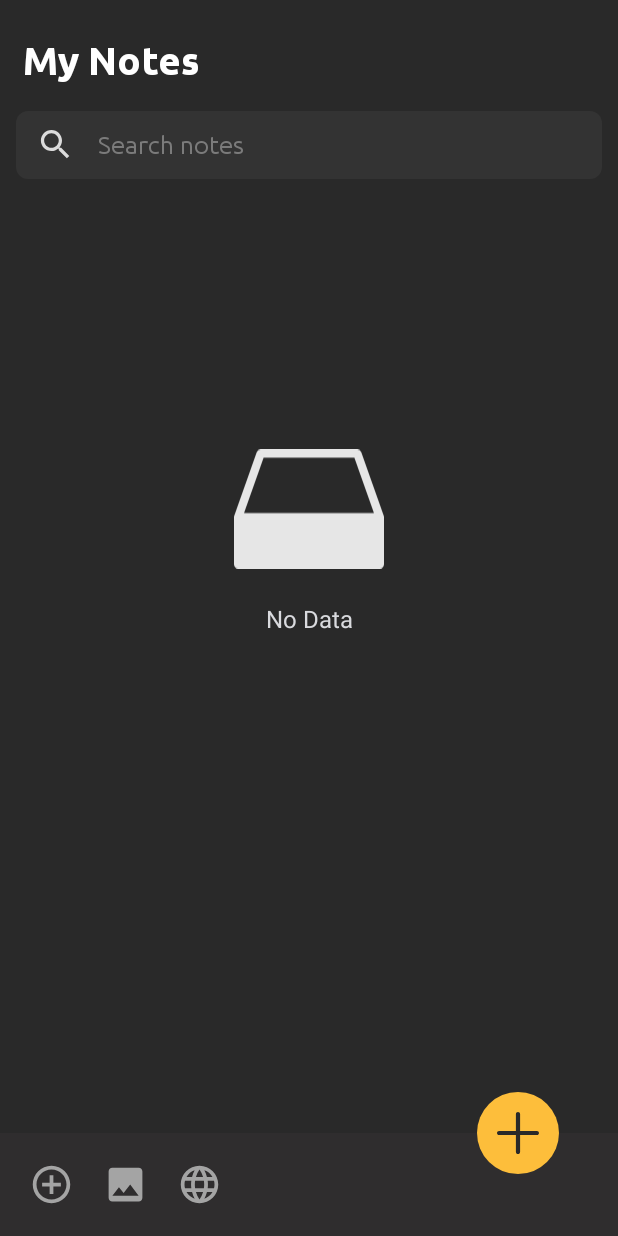
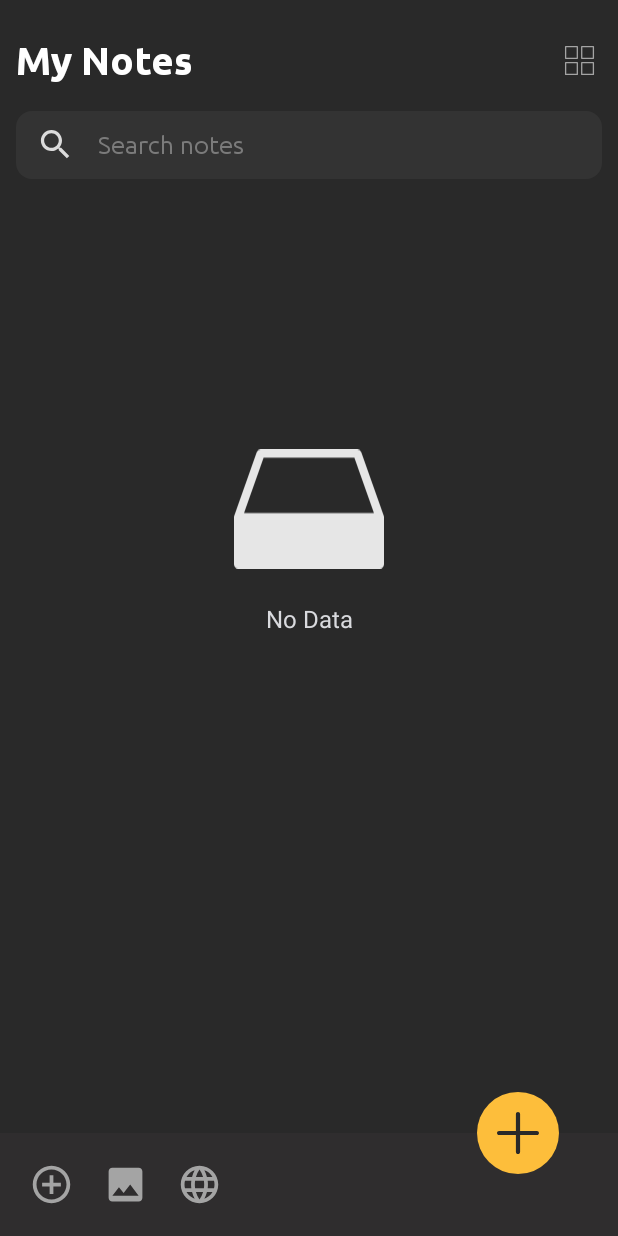
Before and after one commit to mertrkaradeniz/Notely, an Android app: the ListFragment screen opened directly, with no data from a screen before it, on a phone screen of 412 x 824 dp. Run offline under Robolectric (Android 15) with nearby library versions, the phone set to English and light mode, and no system bars; our stand-ins replace Dagger/Hilt's generated code, Firebase (no records; nobody signed in at launch, a user with empty details on screens opened directly), navigation-ui, sdp/ssp sizes; libraries missing offline, so code that uses them is left out: jp.wasabeef.recyclerview; 1 statement that could not run was skipped.

Commit message:
Layout manager functionality added

```diff
--- a/app/src/main/java/com/mertrizakaradeniz/notely/ui/list/ListFragment.kt
+++ b/app/src/main/java/com/mertrizakaradeniz/notely/ui/list/ListFragment.kt
@@ -5,6 +5,7 @@ import android.os.Bundle
 import android.text.Editable
 import android.text.TextWatcher
 import android.view.*
+import android.widget.GridLayout
 import android.widget.Toast
 import androidx.activity.OnBackPressedCallback
 import androidx.appcompat.widget.SearchView
@@ -13,14 +14,13 @@ import androidx.fragment.app.Fragment
 import androidx.fragment.app.viewModels
 import androidx.navigation.fragment.findNavController
 import androidx.recyclerview.widget.ItemTouchHelper
+import androidx.recyclerview.widget.LinearLayoutManager
 import androidx.recyclerview.widget.RecyclerView
 import androidx.recyclerview.widget.StaggeredGridLayoutManager
 import com.google.android.material.snackbar.Snackbar
 import com.mertrizakaradeniz.notely.R
 import com.mertrizakaradeniz.notely.adapter.ToDoListAdapter
 import com.mertrizakaradeniz.notely.databinding.FragmentListBinding
-import com.mertrizakaradeniz.notely.ui.SharedViewModel
-import com.mertrizakaradeniz.notely.ui.ToDoViewModel
 import com.mertrizakaradeniz.notely.util.hideKeyboard
 import dagger.hilt.android.AndroidEntryPoint
 import jp.wasabeef.recyclerview.animators.SlideInUpAnimator
@@ -32,7 +32,6 @@ class ListFragment : Fragment(R.layout.fragment_list), SearchView.OnQueryTextLis
     private val binding get() = _binding!!
 
     private val toDoViewModel: ToDoViewModel by viewModels()
-    private val sharedViewModel: SharedViewModel by viewModels()
     private val toDoListAdapter: ToDoListAdapter by lazy { ToDoListAdapter() }
 
     override fun onCreateView(
@@ -45,20 +44,17 @@ class ListFragment : Fragment(R.layout.fragment_list), SearchView.OnQueryTextLis
 
     override fun onViewCreated(view: View, savedInstanceState: Bundle?) {
         super.onViewCreated(view, savedInstanceState)
-        setHasOptionsMenu(true)
+        hideKeyboard(requireActivity())
+        setupRecyclerView()
+        setupObserver()
+        handleClickEvent()
         setupSearch()
         setupOnBackPress()
-        setupRecyclerView()
-        handleClickEvent()
-        setupObserver()
-        hideKeyboard(requireActivity())
     }
 
     private fun setupSearch() {
         binding.etSearch.addTextChangedListener(object : TextWatcher {
-            override fun beforeTextChanged(s: CharSequence?, start: Int, count: Int, after: Int) {
-
-            }
+            override fun beforeTextChanged(s: CharSequence?, start: Int, count: Int, after: Int) {}
 
             override fun onTextChanged(s: CharSequence?, start: Int, before: Int, count: Int) {
                 if (s != null) {
@@ -71,7 +67,6 @@ class ListFragment : Fragment(R.layout.fragment_list), SearchView.OnQueryTextLis
                     searchThroughDatabase(s.toString())
                 }
             }
-
         })
     }
 
@@ -87,17 +82,8 @@ class ListFragment : Fragment(R.layout.fragment_list), SearchView.OnQueryTextLis
         )
     }
 
-    override fun onCreateOptionsMenu(menu: Menu, inflater: MenuInflater) {
-        inflater.inflate(R.menu.list_fragment_menu, menu)
-
-        val search = menu.findItem(R.id.menu_search)
-        val searchView = search.actionView as? SearchView
-        searchView?.setOnQueryTextListener(this)
-    }
-
     override fun onOptionsItemSelected(item: MenuItem): Boolean {
         when (item.itemId) {
-            R.id.menu_delete_all -> confirmRemoval()
             R.id.menu_priority_high -> toDoViewModel.sortByHighPriority.observe(
                 viewLifecycleOwner, {
                     toDoListAdapter.toDoList = it
@@ -131,21 +117,24 @@ class ListFragment : Fragment(R.layout.fragment_list), SearchView.OnQueryTextLis
 
     private fun setupObserver() {
         toDoViewModel.gelAllData.observe(viewLifecycleOwner, { toDo ->
-            sharedViewModel.checkIfDatabaseEmpty(toDo)
+            toDoViewModel.checkIfDatabaseEmpty(toDo)
             toDoListAdapter.toDoList = toDo
         })
-        sharedViewModel.emptyDatabase.observe(viewLifecycleOwner, {
+
+        toDoViewModel.emptyDatabase.observe(viewLifecycleOwner, {
             when (it) {
                 true -> {
                     binding.apply {
                         imgNoData.visibility = View.VISIBLE
                         tvNoData.visibility = View.VISIBLE
+                        imgDeleteAll.visibility = View.GONE
                     }
                 }
                 false -> {
                     binding.apply {
                         imgNoData.visibility = View.INVISIBLE
                         tvNoData.visibility = View.INVISIBLE
+                        imgDeleteAll.visibility = View.VISIBLE
                     }
                 }
             }
@@ -153,9 +142,6 @@ class ListFragment : Fragment(R.layout.fragment_list), SearchView.OnQueryTextLis
     }
 
     private fun handleClickEvent() {
-        binding.imgAddNoteMain.setOnClickListener {
-            findNavController().navigate(R.id.action_ListFragment_to_addFragment)
-        }
         toDoListAdapter.setOnItemClickListener {
             val bundle = Bundle().apply {
                 putParcelable(getString(R.string.todo), it)
@@ -166,20 +152,46 @@ class ListFragment : Fragment(R.layout.fragment_list), SearchView.OnQueryTextLis
             )
         }
         binding.apply {
-            imgAddImage.setOnClickListener {
-                val bundle = Bundle().apply {
-                    putString("action", "image")
-                }
-                findNavController().navigate(R.id.action_ListFragment_to_addFragment,bundle)
+            imgAddNoteMain.setOnClickListener {
+                findNavController().navigate(R.id.action_ListFragment_to_addFragment)
             }
             imgAddNote.setOnClickListener {
                 findNavController().navigate(R.id.action_ListFragment_to_addFragment)
             }
+            imgAddImage.setOnClickListener {
+                val bundle = Bundle().apply {
+                    putString(
+                        requireActivity().getString(R.string.action),
+                        requireActivity().getString(R.string.image)
+                    )
+                }
+                findNavController().navigate(R.id.action_ListFragment_to_addFragment, bundle)
+            }
             imgWebLink.setOnClickListener {
                 val bundle = Bundle().apply {
-                    putString("action", "url")
+                    putString(
+                        requireActivity().getString(R.string.action),
+                        requireActivity().getString(R.string.url)
+                    )
                 }
-                findNavController().navigate(R.id.action_ListFragment_to_addFragment,bundle)
+                findNavController().navigate(R.id.action_ListFragment_to_addFragment, bundle)
+            }
+            imgDeleteAll.setOnClickListener {
+                confirmRemoval()
+            }
+            imgLayout.setOnClickListener {
+                when (rvNotes.layoutManager) {
+                    is LinearLayoutManager -> {
+                        imgLayout.setImageResource(R.drawable.ic_layout_grid)
+                        rvNotes.layoutManager =
+                            StaggeredGridLayoutManager(2, StaggeredGridLayoutManager.VERTICAL)
+                    }
+                    is StaggeredGridLayoutManager -> {
+                        imgLayout.setImageResource(R.drawable.ic_layout_linear)
+                        rvNotes.layoutManager = LinearLayoutManager(requireContext())
+
+                    }
+                }
             }
         }
     }
@@ -239,6 +251,7 @@ class ListFragment : Fragment(R.layout.fragment_list), SearchView.OnQueryTextLis
     }
 
     private fun confirmRemoval() {
+
         val builder = AlertDialog.Builder(requireContext())
         builder.setPositiveButton("Yes") { _, _ ->
             toDoViewModel.deleteAll()
--- /dev/null
+++ b/app/src/main/java/com/mertrizakaradeniz/notely/ui/list/ToDoViewModel.kt
@@ -0,0 +1,49 @@
+package com.mertrizakaradeniz.notely.ui.list
+
+import android.app.Application
+import androidx.lifecycle.AndroidViewModel
+import androidx.lifecycle.LiveData
+import androidx.lifecycle.MutableLiveData
+import androidx.lifecycle.viewModelScope
+import com.mertrizakaradeniz.notely.data.model.ToDo
+import com.mertrizakaradeniz.notely.data.repository.ToDoRepository
+import dagger.hilt.android.lifecycle.HiltViewModel
+import kotlinx.coroutines.Dispatchers
+import kotlinx.coroutines.launch
+import javax.inject.Inject
+
+@HiltViewModel
+class ToDoViewModel @Inject constructor(
+    private val repository: ToDoRepository,
+    application: Application
+) : AndroidViewModel(application) {
+
+    fun checkIfDatabaseEmpty(toDoData: List<ToDo>) {
+        emptyDatabase.value = toDoData.isEmpty()
+    }
+    val emptyDatabase: MutableLiveData<Boolean> = MutableLiveData(false)
+
+    val gelAllData: LiveData<List<ToDo>> = repository.getAllData
+    val sortByHighPriority: LiveData<List<ToDo>> = repository.sortByHighPriority
+    val sortByLowPriority: LiveData<List<ToDo>> = repository.sortByLowPriority
+
+    fun insertData(toDo: ToDo) = viewModelScope.launch {
+        repository.insertData(toDo)
+    }
+
+    fun updateData(toDo: ToDo) = viewModelScope.launch {
+        repository.updateData(toDo)
+    }
+
+    fun deleteItem(toDo: ToDo) = viewModelScope.launch(Dispatchers.IO) {
+        repository.deleteItem(toDo)
+    }
+
+    fun deleteAll() = viewModelScope.launch {
+        repository.deleteAll()
+    }
+
+    fun searchDatabase(searchQuery: String): LiveData<List<ToDo>> {
+        return repository.searchDatabase(searchQuery)
+    }
+}
--- a/app/src/main/res/drawable/background_search.xml
+++ b/app/src/main/res/drawable/background_search.xml
@@ -3,6 +3,6 @@
     android:shape="rectangle">
 
     <solid android:color="@color/colorSearchBackground" />
-    <corners android:radius="8dp" />
+    <corners android:radius="@dimen/_8sdp" />
 
 </shape>
--- /dev/null
+++ b/app/src/main/res/drawable/ic_layout_grid.xml
@@ -0,0 +1,20 @@
+<vector xmlns:android="http://schemas.android.com/apk/res/android"
+    xmlns:tools="http://schemas.android.com/tools"
+    android:width="600dp"
+    android:height="600dp"
+    android:viewportWidth="600"
+    android:viewportHeight="600"
+    tools:ignore="VectorRaster">
+  <path
+      android:fillColor="#FF000000"
+      android:pathData="m270.25,31.5c0,-6.906 -5.594,-12.5 -12.5,-12.5h-226.25c-6.906,0 -12.5,5.594 -12.5,12.5v226.25c0,6.906 5.594,12.5 12.5,12.5h226.25c6.906,0 12.5,-5.594 12.5,-12.5zM245.25,245.25h-201.25v-201.25h201.25zM245.25,245.25"/>
+  <path
+      android:fillColor="#FF000000"
+      android:pathData="m581.5,31.5c0,-6.906 -5.594,-12.5 -12.5,-12.5h-226.25c-6.906,0 -12.5,5.594 -12.5,12.5v226.25c0,6.906 5.594,12.5 12.5,12.5h226.25c6.906,0 12.5,-5.594 12.5,-12.5zM556.5,245.25h-201.25v-201.25h201.25zM556.5,245.25"/>
+  <path
+      android:fillColor="#FF000000"
+      android:pathData="m270.25,342.75c0,-6.906 -5.594,-12.5 -12.5,-12.5h-226.25c-6.906,0 -12.5,5.594 -12.5,12.5v226.25c0,6.906 5.594,12.5 12.5,12.5h226.25c6.906,0 12.5,-5.594 12.5,-12.5zM245.25,555.25h-201.25v-200h201.25zM245.25,555.25"/>
+  <path
+      android:fillColor="#FF000000"
+      android:pathData="m581.5,342.75c0,-6.906 -5.594,-12.5 -12.5,-12.5h-226.25c-6.906,0 -12.5,5.594 -12.5,12.5v226.25c0,6.906 5.594,12.5 12.5,12.5h226.25c6.906,0 12.5,-5.594 12.5,-12.5zM556.5,555.25h-201.25v-200h201.25zM556.5,555.25"/>
+</vector>
--- /dev/null
+++ b/app/src/main/res/drawable/ic_layout_linear.xml
@@ -0,0 +1,17 @@
+<vector xmlns:android="http://schemas.android.com/apk/res/android"
+    xmlns:tools="http://schemas.android.com/tools"
+    android:width="512dp"
+    android:height="512dp"
+    android:viewportWidth="512"
+    android:viewportHeight="512"
+    tools:ignore="VectorRaster">
+  <path
+      android:fillColor="#FF000000"
+      android:pathData="m47.117,158.533h417.766c25.98,0 47.117,-21.137 47.117,-47.117 0,-26.013 -21.137,-47.149 -47.117,-47.149h-417.766c-25.98,0 -47.117,21.136 -47.117,47.149 0,25.98 21.137,47.117 47.117,47.117zM47.117,94.267h417.766c9.438,0 17.117,7.679 17.117,17.117 0,9.471 -7.679,17.149 -17.117,17.149h-417.766c-9.438,0 -17.117,-7.679 -17.117,-17.149 0,-9.439 7.679,-17.117 17.117,-17.117z"/>
+  <path
+      android:fillColor="#FF000000"
+      android:pathData="m464.883,208.867h-417.766c-25.98,0 -47.117,21.136 -47.117,47.149 0,25.98 21.137,47.117 47.117,47.117h417.766c25.98,0 47.117,-21.137 47.117,-47.117 0,-26.013 -21.137,-47.149 -47.117,-47.149zM464.883,273.133h-417.766c-9.438,0 -17.117,-7.679 -17.117,-17.149 0,-9.438 7.679,-17.117 17.117,-17.117h417.766c9.438,0 17.117,7.679 17.117,17.117 0,9.471 -7.679,17.149 -17.117,17.149z"/>
+  <path
+      android:fillColor="#FF000000"
+      android:pathData="m464.883,353.467h-417.766c-25.98,0 -47.117,21.137 -47.117,47.149 0,25.98 21.137,47.117 47.117,47.117h417.766c25.98,0 47.117,-21.137 47.117,-47.117 0,-26.012 -21.137,-47.149 -47.117,-47.149zM464.883,417.733h-417.766c-9.438,0 -17.117,-7.679 -17.117,-17.149 0,-9.438 7.679,-17.117 17.117,-17.117h417.766c9.438,0 17.117,7.679 17.117,17.117 0,9.471 -7.679,17.149 -17.117,17.149z"/>
+</vector>
--- a/app/src/main/res/layout/fragment_list.xml
+++ b/app/src/main/res/layout/fragment_list.xml
@@ -9,17 +9,30 @@
 
     <TextView
         android:id="@+id/tvMyNotes"
-        android:layout_width="match_parent"
+        android:layout_width="0dp"
         android:layout_height="wrap_content"
-        android:layout_marginStart="@dimen/_12sdp"
+        android:layout_marginStart="@dimen/_8sdp"
         android:layout_marginTop="@dimen/_20sdp"
-        android:layout_marginEnd="@dimen/_12sdp"
         android:fontFamily="@font/ubuntu_bold"
         android:includeFontPadding="false"
         android:text="@string/my_notes"
         android:textColor="@color/colorWhite"
         android:textSize="@dimen/_20sdp"
+        app:layout_constraintEnd_toStartOf="@+id/imgLayout"
+        app:layout_constraintStart_toStartOf="parent"
         app:layout_constraintTop_toTopOf="parent" />
+
+    <ImageView
+        android:id="@+id/imgLayout"
+        android:layout_width="@dimen/_16sdp"
+        android:layout_height="@dimen/_16sdp"
+        android:layout_marginEnd="@dimen/_12sdp"
+        android:contentDescription="@string/image"
+        android:src="@drawable/ic_layout_grid"
+        app:layout_constraintBottom_toBottomOf="@+id/tvMyNotes"
+        app:layout_constraintEnd_toEndOf="parent"
+        app:layout_constraintTop_toTopOf="@+id/tvMyNotes"
+        app:tint="@color/colorIcons" />
 
     <LinearLayout
         android:id="@+id/llSearch"
@@ -108,6 +121,16 @@
             android:contentDescription="@string/image"
             android:src="@drawable/ic_web_link"
             app:tint="@color/colorIcons" />
+
+        <ImageView
+            android:id="@+id/imgDeleteAll"
+            android:layout_width="@dimen/_23sdp"
+            android:layout_height="@dimen/_23sdp"
+            android:layout_marginStart="@dimen/_15sdp"
+            android:contentDescription="@string/image"
+            android:src="@drawable/ic_delete"
+            android:visibility="gone"
+            app:tint="@color/colorIcons" />
     </LinearLayout>
 
     <ImageView
--- a/app/src/main/res/values/strings.xml
+++ b/app/src/main/res/values/strings.xml
@@ -45,4 +45,7 @@
     <string name="delete_note">Delete Note</string>
     <string name="are_you_sure_you_want_to_delete_this_note">Are you sure you want to delete this note?</string>
     <string name="set_reminder">Set Reminder</string>
+    <string name="action">action</string>
+    <string name="url">url</string>
+
 </resources>
```
Also changed, not shown: app/src/main/java/com/mertrizakaradeniz/notely/BottomSheetFragment.kt (deleted, +0 -32 lines), app/src/main/java/com/mertrizakaradeniz/notely/ui/SharedViewModel.kt (deleted, +0 -76 lines), app/src/main/java/com/mertrizakaradeniz/notely/ui/add/AddFragment.kt (+15 -19 lines), app/src/main/java/com/mertrizakaradeniz/notely/ui/add/ToDoAddViewModel.kt (renamed from app/src/main/java/com/mertrizakaradeniz/notely/ui/ToDoViewModel.kt, +60 -23 lines), app/src/main/java/com/mertrizakaradeniz/notely/ui/update/UpdateFragment.kt (deleted, +0 -179 lines), app/src/main/res/layout/fragment_update.xml (deleted, +0 -72 lines).
